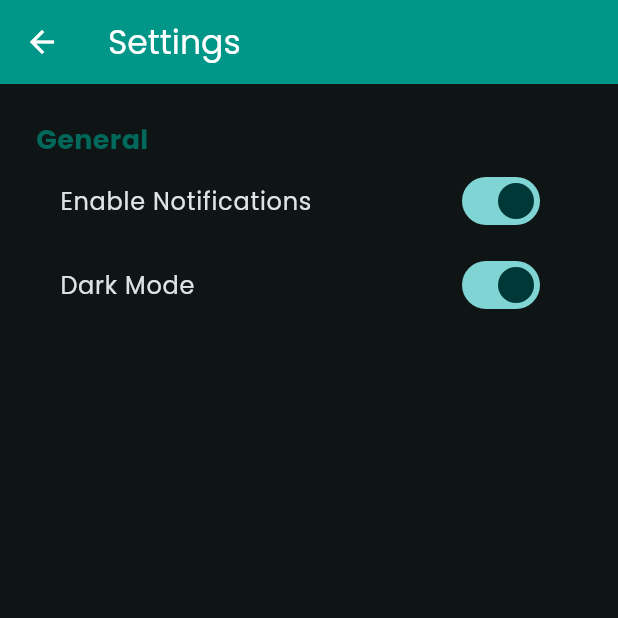
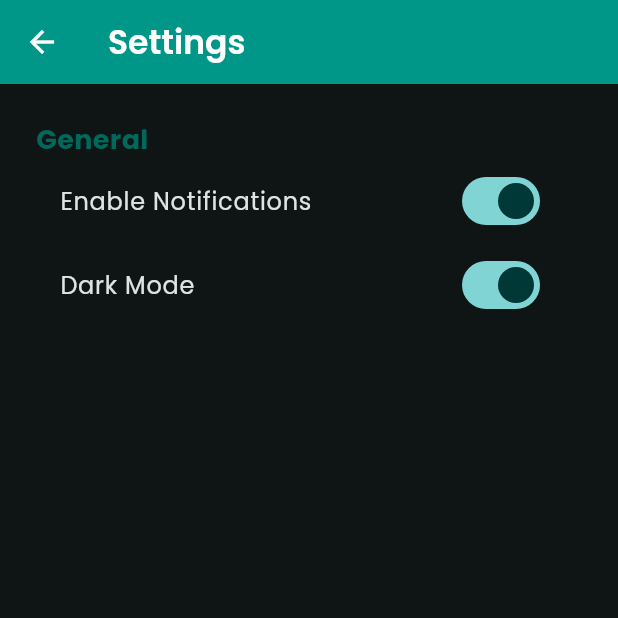
Before and after one commit to pearljanettecacayan/Urinova_app, a Flutter app: the SettingsScreen screen opened by its route, after a tap on "Dark Mode", on a phone screen of 412 x 824 dp, the top half of it. Run offline on Flutter 3.47's test engine with Material 3 defaults, Android fonts, the phone set to English and light mode, and no system bars; our stand-ins replace carousel_slider, cloud_firestore, firebase_auth, firebase_core, google_fonts, image_picker and 1 more; missing offline and left inert: tflite_flutter; accounts and stored records are empty.

Commit message:
editing UI for settings.dart, home.dart, capture.dart

```diff
--- a/lib/screens/capture.dart
+++ b/lib/screens/capture.dart
@@ -188,7 +188,9 @@ class _CaptureScreenState extends State<CaptureScreen> {
                       textAlign: TextAlign.center,
                       style: GoogleFonts.poppins(
                         fontSize: isWide ? 18 : 16,
-                        color: Colors.black87,
+                        color: Theme.of(context).brightness == Brightness.dark
+                            ? Colors.white
+                            : Colors.black87,
                       ),
                     ),
                     const SizedBox(height: 40),
--- a/lib/screens/settings.dart
+++ b/lib/screens/settings.dart
@@ -17,7 +17,6 @@ class SettingsScreen extends StatefulWidget {
 
 class _SettingsScreenState extends State<SettingsScreen> {
   bool _notificationsEnabled = true;
-  String _selectedLanguage = 'English';
 
   @override
   Widget build(BuildContext context) {
@@ -27,7 +26,10 @@ class _SettingsScreenState extends State<SettingsScreen> {
         iconTheme: const IconThemeData(color: Colors.white),
         title: Text(
           'Settings',
-          style: GoogleFonts.poppins(color: Colors.white),
+          style: GoogleFonts.poppins(
+            fontWeight: FontWeight.w600,
+            color: Colors.white,
+          ),
         ),
       ),
       body: ListView(
@@ -54,10 +56,9 @@ class _SettingsScreenState extends State<SettingsScreen> {
             title: Text('Dark Mode', style: GoogleFonts.poppins()),
             value: widget.darkMode,
             onChanged: (value) {
-              widget.onDarkModeChanged(value); // call function from main.dart
+              widget.onDarkModeChanged(value);
             },
           ),
-          const SizedBox(height: 20),
         ],
       ),
     );
```
Also changed, not shown: lib/screens/home.dart (+5 -2 lines).
